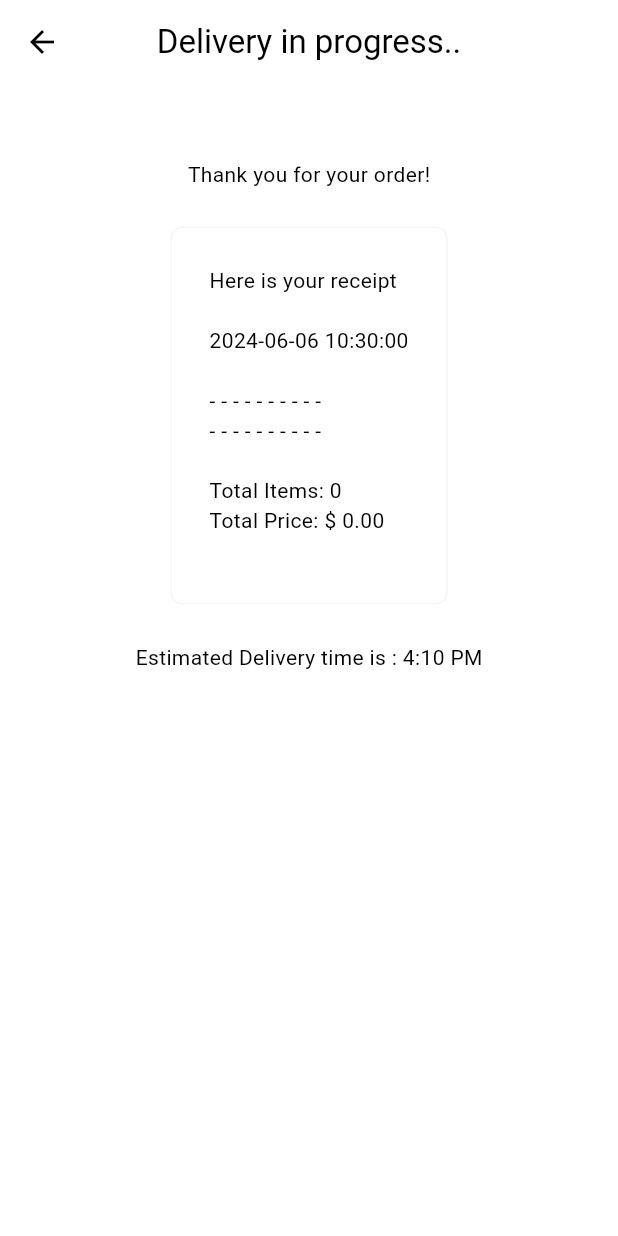
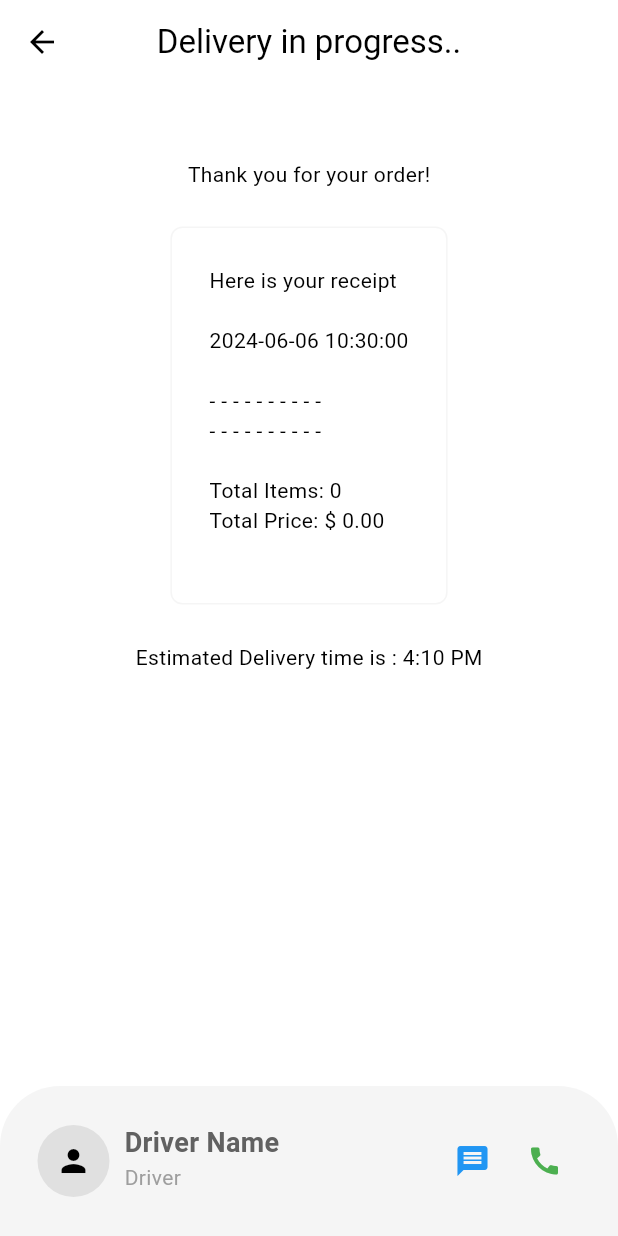
Before and after one commit to muhammed-suhaid/Dine_Direct, a Flutter app: the DeliveryProgresspage screen opened directly, on a phone screen of 412 x 824 dp. Run offline on Flutter 3.47's test engine with Material 3 defaults, Android fonts, the phone set to English and light mode, and no system bars; our stand-ins replace flutter_credit_card, flutter_riverpod.

Commit message:
Created a bottom navbar which have the driver details and contacting methods

```diff
--- a/lib/pages/delivery_progress_page.dart
+++ b/lib/pages/delivery_progress_page.dart
@@ -12,9 +12,82 @@ class DeliveryProgresspage extends StatelessWidget {
         backgroundColor: Colors.transparent,
         centerTitle: true,
       ),
-      body: Column(
+      body: const Column(
         children: [
           MyReceipt(),
+        ],
+      ),
+      bottomNavigationBar: _buildBottomNavBar(context),
+    );
+  }
+
+  //custom Bottom Nav Bar- Message delivery driver
+  Widget _buildBottomNavBar(BuildContext context) {
+    return Container(
+      height: 100,
+      padding: const EdgeInsets.all(25),
+      decoration: BoxDecoration(
+        color: Theme.of(context).colorScheme.secondary,
+        borderRadius: const BorderRadius.only(
+          topLeft: Radius.circular(40),
+          topRight: Radius.circular(40),
+        ),
+      ),
+      child: Row(
+        children: [
+          //profile picture of driver
+          Container(
+            decoration: BoxDecoration(
+                color: Theme.of(context).colorScheme.background,
+                shape: BoxShape.circle),
+            child: IconButton(
+              onPressed: () {},
+              icon: const Icon(Icons.person),
+            ),
+          ),
+
+          const SizedBox(width: 10),
+
+          //driver details
+          Column(
+            crossAxisAlignment: CrossAxisAlignment.start,
+            children: [
+              Text(
+                'Driver Name',
+                style: TextStyle(
+                  fontWeight: FontWeight.bold,
+                  fontSize: 18,
+                  color: Theme.of(context).colorScheme.inversePrimary,
+                ),
+              ),
+              Text(
+                'Driver',
+                style: TextStyle(
+                  color: Theme.of(context).colorScheme.primary,
+                ),
+              ),
+            ],
+          ),
+
+          const Spacer(),
+
+          Row(
+            children: [
+              //message button
+              IconButton(
+                onPressed: () {},
+                icon: const Icon(Icons.message),
+                color: Colors.blue,
+              ),
+
+              //call button
+              IconButton(
+                onPressed: () {},
+                icon: const Icon(Icons.call),
+                color: Colors.green,
+              ),
+            ],
+          ),
         ],
       ),
     );
--- a/lib/pages/payment_page.dart
+++ b/lib/pages/payment_page.dart
@@ -50,7 +50,7 @@ class _PaymentPageState extends State<PaymentPage> {
                 Navigator.push(
                   context,
                   MaterialPageRoute(
-                    builder: (context) => DeliveryProgresspage(),
+                    builder: (context) => const DeliveryProgresspage(),
                   ),
                 );
               },
```
